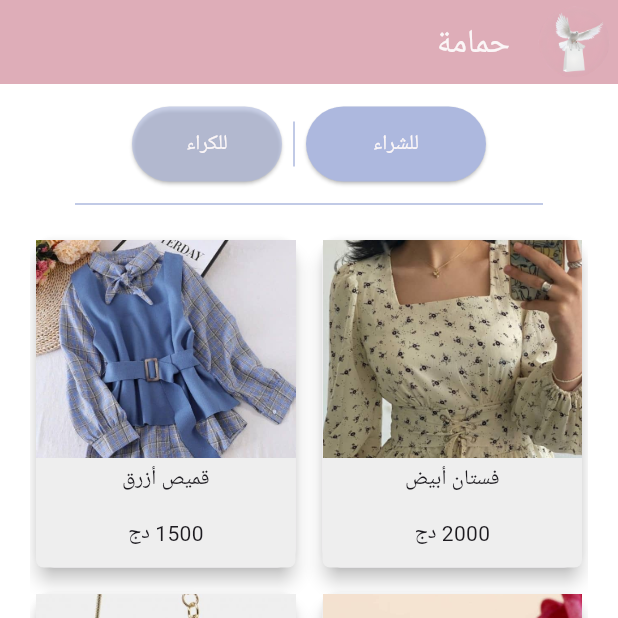
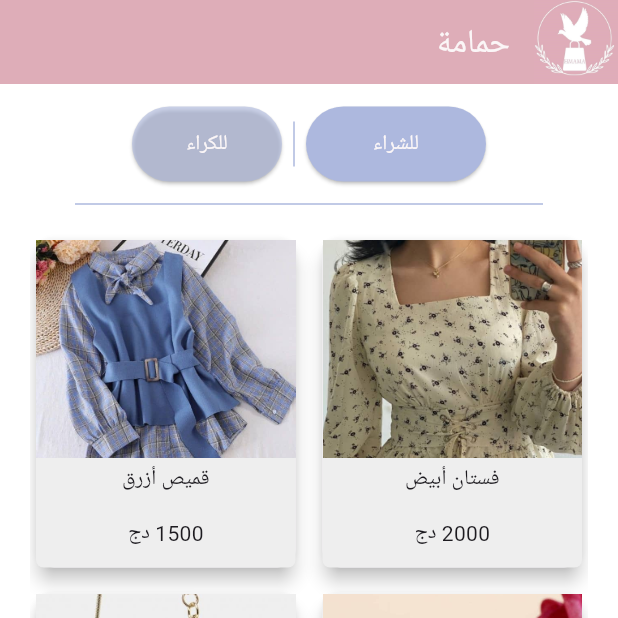
Before and after one commit to RBHDEV/hmama, a Flutter app: the screen it shows after launch, after a tap on "دخول", on a phone screen of 412 x 824 dp, the top half of it. Run offline on Flutter 3.47's test engine with Material 3 defaults, Android fonts, the light colour scheme and no system bars; drawn by our look-alikes of google_nav_bar; missing offline and left inert: arabic_font.

Commit message:
I completed the App

```diff
--- a/lib/Home.dart
+++ b/lib/Home.dart
@@ -27,7 +27,7 @@ class _HomeState extends State<Home> {
     return Scaffold(
       appBar: AppBar(
         leading: Image.asset(
-          'Image/AppIco.png',
+          'Image/AppNewLogo.jpg',
         ),
         title: Text('حمامة'),
         titleTextStyle: ArabicTextStyle(
--- a/lib/LoginPage.dart
+++ b/lib/LoginPage.dart
@@ -34,7 +34,7 @@ class _LoginPageState extends State<LoginPage> {
                 width: 200,
                 height: 200,
                 child: Image.asset(
-                  'Image/AppIco.png',
+                  'Image/AppNewLogo.jpg',
                 ),
               ),
               Text(
--- a/lib/daPages/daBuyDetails.dart
+++ b/lib/daPages/daBuyDetails.dart
@@ -16,7 +16,7 @@ class _daBuyDetailsState extends State<daBuyDetails> {
   Widget build(BuildContext context) {
     return Scaffold(
       appBar: AppBar(
-        foregroundColor: Colors.blueAccent,
+        foregroundColor: Colors.pink.shade400,
         backgroundColor: Colors.transparent,
         elevation: 0,
       ),
--- a/lib/daPages/daRentDetails.dart
+++ b/lib/daPages/daRentDetails.dart
@@ -16,7 +16,7 @@ class _daBuyDetailsState extends State<daRentDetails> {
   Widget build(BuildContext context) {
     return Scaffold(
       appBar: AppBar(
-        foregroundColor: Colors.blueAccent,
+        foregroundColor: Colors.pink.shade400,
         backgroundColor: Colors.transparent,
         elevation: 0,
       ),
--- a/lib/daPages/dalistchoosedrent.dart
+++ b/lib/daPages/dalistchoosedrent.dart
@@ -3,7 +3,6 @@ import 'package:flutter/material.dart';
 import 'package:hmama/Cards/BuyCard.dart';
 import 'package:hmama/Models/CardList.dart';
 import 'package:hmama/daColors.dart';
-import 'package:hmama/daPages/daBuyDetails.dart';
 import 'package:hmama/daPages/daRentDetails.dart';
 
 class daListchoosedrent extends StatefulWidget {
```
Also changed, not shown: pubspec.yaml (+10 -12 lines), Image/AppNewLogo.jpg (added), flutter_01.png (deleted), flutter_02.png (deleted), flutter_03.png (deleted), lib/main.dart (line endings or trailing spaces), pubspec.lock, 34 other files.
